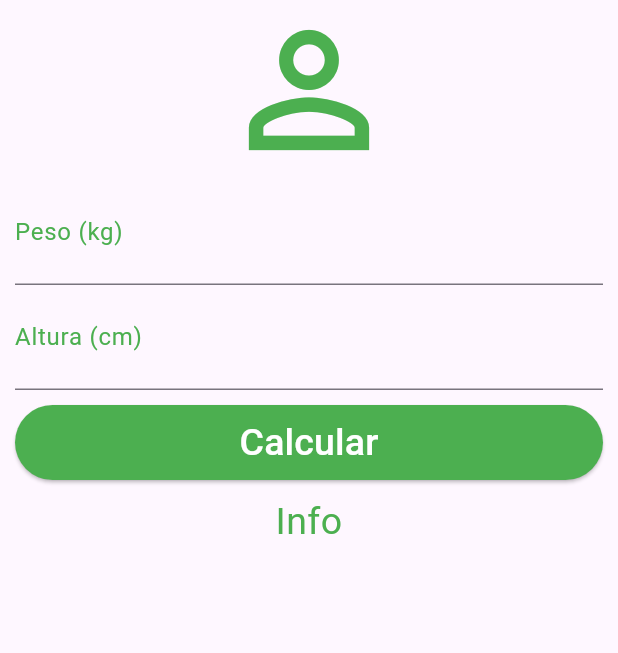
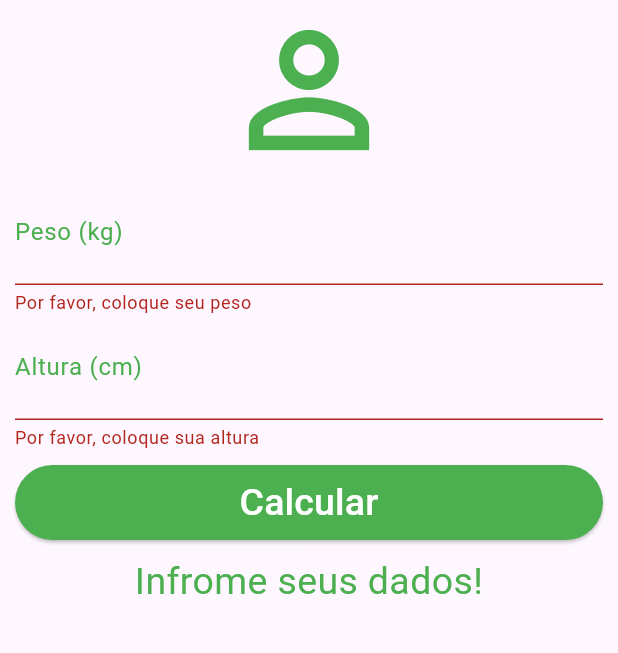
Before and after one commit to DeckDev-RC/calculadorDeIMC, a Flutter app: the screen it shows after launch, after a tap on "Calcular", on a phone screen of 412 x 824 dp, the part 84-737 px from its top. Run offline on Flutter 3.47's test engine with Material 3 defaults, Android fonts, the phone set to English and light mode, and no system bars.

```diff
--- a/lib/main.dart
+++ b/lib/main.dart
@@ -11,7 +11,49 @@ class MyApp extends StatefulWidget {
   State<MyApp> createState() => _MyAppState();
 }
 
+String? _validateField(String value, String fieldName) {
+  if (value.isEmpty) {
+    return 'Por favor, coloque $fieldName';
+  }
+  return null;
+}
+
 class _MyAppState extends State<MyApp> {
+  TextEditingController weightController = TextEditingController();
+  TextEditingController heightController = TextEditingController();
+
+  final GlobalKey<FormState> _formKey = GlobalKey<FormState>();
+
+  String _infoText = 'Infrome seus dados!';
+
+  void _resetFields() {
+    weightController.text = '';
+    heightController.text = '';
+    _infoText = 'Informe seus dados!';
+  }
+
+  void calculate() {
+    setState(() {
+      double weight = double.parse(weightController.text);
+      double height = double.parse(heightController.text) / 100;
+      double imc = weight / (height * height);
+      print(imc);
+      if (imc < 18.6) {
+        _infoText = 'Abaixo do Peso (${imc.toStringAsPrecision(4)})';
+      } else if (imc >= 18.6 && imc < 24.9) {
+        _infoText = 'Peso Ideal (${imc.toStringAsPrecision(4)})';
+      } else if (imc >= 24.9 && imc < 29.9) {
+        _infoText = 'Levemente Acima do Peso (${imc.toStringAsPrecision(4)})';
+      } else if (imc >= 29.9 && imc < 34.9) {
+        _infoText = 'Obesidade Grau I (${imc.toStringAsPrecision(4)})';
+      } else if (imc >= 34.9 && imc < 39.9) {
+        _infoText = 'Obesidade Grau II (${imc.toStringAsPrecision(4)})';
+      } else if (imc >= 40) {
+        _infoText = 'Obesidade Grau III (${imc.toStringAsPrecision(4)})';
+      }
+    });
+  }
+
   @override
   Widget build(BuildContext context) {
     return MaterialApp(
@@ -29,7 +71,9 @@ class _MyAppState extends State<MyApp> {
             Padding(
               padding: const EdgeInsets.only(right: 15),
               child: IconButton(
-                onPressed: () {},
+                onPressed: () => setState(() {
+                  _resetFields();
+                }),
                 icon: const Icon(
                   Icons.refresh,
                   color: Colors.white,
@@ -41,6 +85,8 @@ class _MyAppState extends State<MyApp> {
         ),
         body: SingleChildScrollView(
           padding: const EdgeInsets.fromLTRB(10.0, 0.0, 10.0, 0.0),
+          child: Form(
+            key: _formKey,
             child: Column(
               crossAxisAlignment: CrossAxisAlignment.stretch,
               children: [
@@ -49,33 +95,37 @@ class _MyAppState extends State<MyApp> {
                   size: 120,
                   color: Colors.green,
                 ),
-              const TextField(
+                TextFormField(
+                  controller: weightController,
                   keyboardType: TextInputType.number,
-                decoration: InputDecoration(
+                  decoration: const InputDecoration(
                     labelText: 'Peso (kg)',
                     labelStyle: TextStyle(
                       color: Colors.green,
                     ),
                   ),
                   textAlign: TextAlign.center,
-                style: TextStyle(
+                  style: const TextStyle(
                     color: Colors.green,
                     fontSize: 25,
                   ),
+                  validator: (value) => _validateField(value!, 'seu peso'),
                 ),
-              const TextField(
+                TextFormField(
+                  controller: heightController,
                   keyboardType: TextInputType.number,
-                decoration: InputDecoration(
+                  decoration: const InputDecoration(
                     labelText: 'Altura (cm)',
                     labelStyle: TextStyle(
                       color: Colors.green,
                     ),
                   ),
                   textAlign: TextAlign.center,
-                style: TextStyle(
+                  style: const TextStyle(
                     color: Colors.green,
                     fontSize: 25,
                   ),
+                  validator: (value) => _validateField(value!, 'sua altura'),
                 ),
                 Padding(
                   padding: const EdgeInsets.only(
@@ -85,7 +135,11 @@ class _MyAppState extends State<MyApp> {
                   child: SizedBox(
                     height: 50,
                     child: ElevatedButton(
-                    onPressed: () {},
+                      onPressed: () {
+                        if (_formKey.currentState!.validate()) {
+                          calculate();
+                        }
+                      },
                       style: ElevatedButton.styleFrom(
                         backgroundColor: Colors.green,
                       ),
@@ -99,10 +153,10 @@ class _MyAppState extends State<MyApp> {
                     ),
                   ),
                 ),
-              const Text(
-                'Info',
+                Text(
+                  _infoText,
                   textAlign: TextAlign.center,
-                style: TextStyle(
+                  style: const TextStyle(
                     color: Colors.green,
                     fontSize: 25,
                   ),
@@ -111,6 +165,7 @@ class _MyAppState extends State<MyApp> {
             ),
           ),
         ),
+      ),
     );
   }
 }
```
Lines whose indentation alone changed are shown as unchanged.
